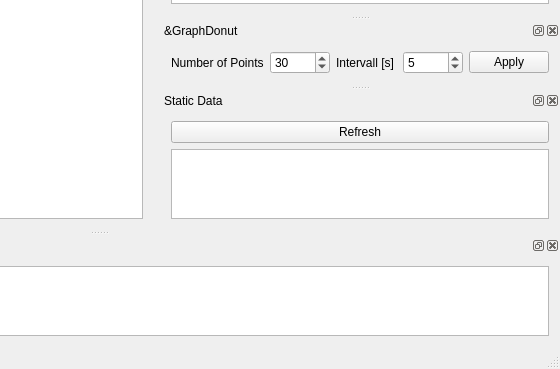
This is uaclient/mainwindow_ui.ui in upohl/opcua-client-gui as Qt 5 draws it before an edit; both pictures show x 362 to 922 and y 594 to 963 of the 922 by 963 pixel window. The edited form follows.
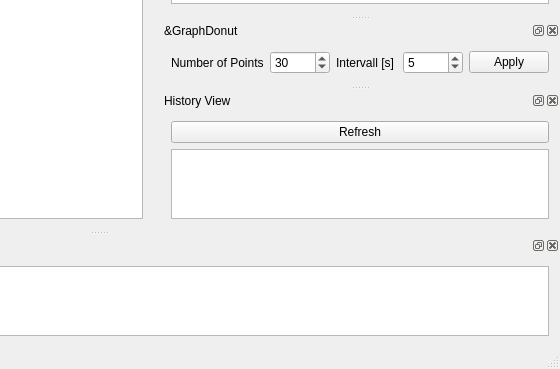
This is the edited form. Icons and pictures are not drawn.

Patch:
```diff
--- a/uaclient/mainwindow_ui.ui
+++ b/uaclient/mainwindow_ui.ui
@@ -468,7 +468,7 @@
     </sizepolicy>
    </property>
    <property name="windowTitle">
-    <string>Static Data</string>
+    <string>History View</string>
    </property>
    <attribute name="dockWidgetArea">
     <number>2</number>
```
